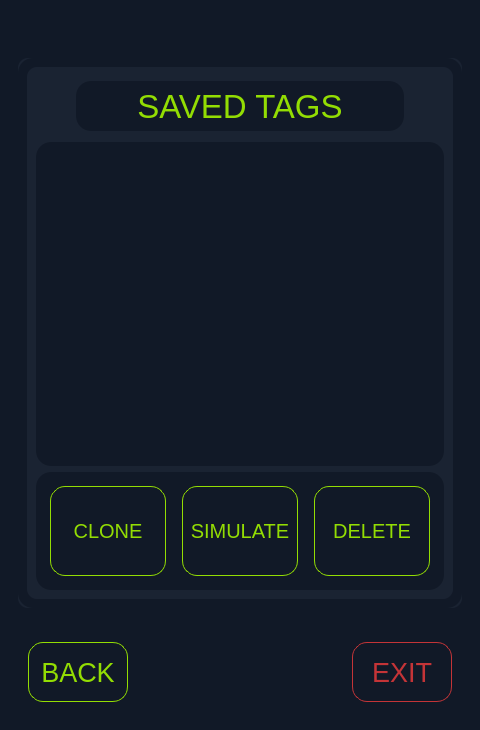
The window that app-gui.ui (javimarting/px3-app) describes before a commit, drawn with Qt 5.
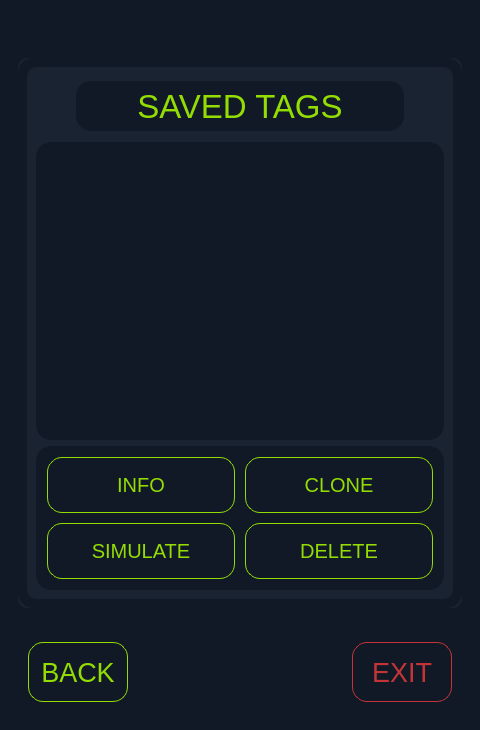
The same window after the commit. Icons and pictures are not drawn.

Commit message: tag info

```diff
--- a/app-gui.ui
+++ b/app-gui.ui
@@ -223,6 +223,12 @@
          <layout class="QVBoxLayout" name="verticalLayout_11">
           <item alignment="Qt::AlignHCenter">
            <widget class="QStackedWidget" name="mifareStackedWidget">
+            <property name="minimumSize">
+             <size>
+              <width>400</width>
+              <height>0</height>
+             </size>
+            </property>
             <property name="styleSheet">
              <string notr="true">QStackedWidget {
 border-radius: 10;
@@ -324,6 +330,12 @@
              <layout class="QVBoxLayout" name="verticalLayout_17">
               <item>
                <widget class="QWidget" name="mifareSavedTagsContainer" native="true">
+                <property name="minimumSize">
+                 <size>
+                  <width>380</width>
+                  <height>0</height>
+                 </size>
+                </property>
                 <property name="styleSheet">
                  <string notr="true">QWidget#mifareSavedTagsContainer {
 background-color: #1a2332;
@@ -417,18 +429,18 @@
                   <widget class="QWidget" name="mifareSavedTagsButtonContainer" native="true">
                    <property name="minimumSize">
                     <size>
-                     <width>0</width>
+                     <width>300</width>
                      <height>30</height>
                     </size>
                    </property>
                    <property name="styleSheet">
                     <string notr="true">QPushButton {
 padding: 3;
-margin: 5px;
+margin: 2px;
 }</string>
                    </property>
-                   <layout class="QHBoxLayout" name="horizontalLayout_5">
-                    <item>
+                   <layout class="QGridLayout" name="gridLayout">
+                    <item row="0" column="1">
                      <widget class="QPushButton" name="mfCloneButton">
                       <property name="sizePolicy">
                        <sizepolicy hsizetype="Preferred" vsizetype="Fixed">
@@ -439,7 +451,7 @@
                       <property name="minimumSize">
                        <size>
                         <width>120</width>
-                        <height>100</height>
+                        <height>60</height>
                        </size>
                       </property>
                       <property name="font">
@@ -452,7 +464,20 @@
                       </property>
                      </widget>
                     </item>
-                    <item>
+                    <item row="0" column="0">
+                     <widget class="QPushButton" name="mfInfoButton">
+                      <property name="minimumSize">
+                       <size>
+                        <width>120</width>
+                        <height>60</height>
+                       </size>
+                      </property>
+                      <property name="text">
+                       <string>INFO</string>
+                      </property>
+                     </widget>
+                    </item>
+                    <item row="1" column="0">
                      <widget class="QPushButton" name="mfSimulateButton">
                       <property name="sizePolicy">
                        <sizepolicy hsizetype="Preferred" vsizetype="Fixed">
@@ -463,7 +488,7 @@
                       <property name="minimumSize">
                        <size>
                         <width>120</width>
-                        <height>100</height>
+                        <height>60</height>
                        </size>
                       </property>
                       <property name="text">
@@ -471,8 +496,8 @@
                       </property>
                      </widget>
                     </item>
-                    <item>
-                     <widget class="QPushButton" name="deleteTagButton">
+                    <item row="1" column="1">
+                     <widget class="QPushButton" name="mfDeleteButton">
                       <property name="sizePolicy">
                        <sizepolicy hsizetype="Preferred" vsizetype="Fixed">
                         <horstretch>0</horstretch>
@@ -482,7 +507,7 @@
                       <property name="minimumSize">
                        <size>
                         <width>120</width>
-                        <height>100</height>
+                        <height>60</height>
                        </size>
                       </property>
                       <property name="text">
```
Left out of the diff: 18 changed lines with no effect on the pictures. The commit also changes 4 other files.
